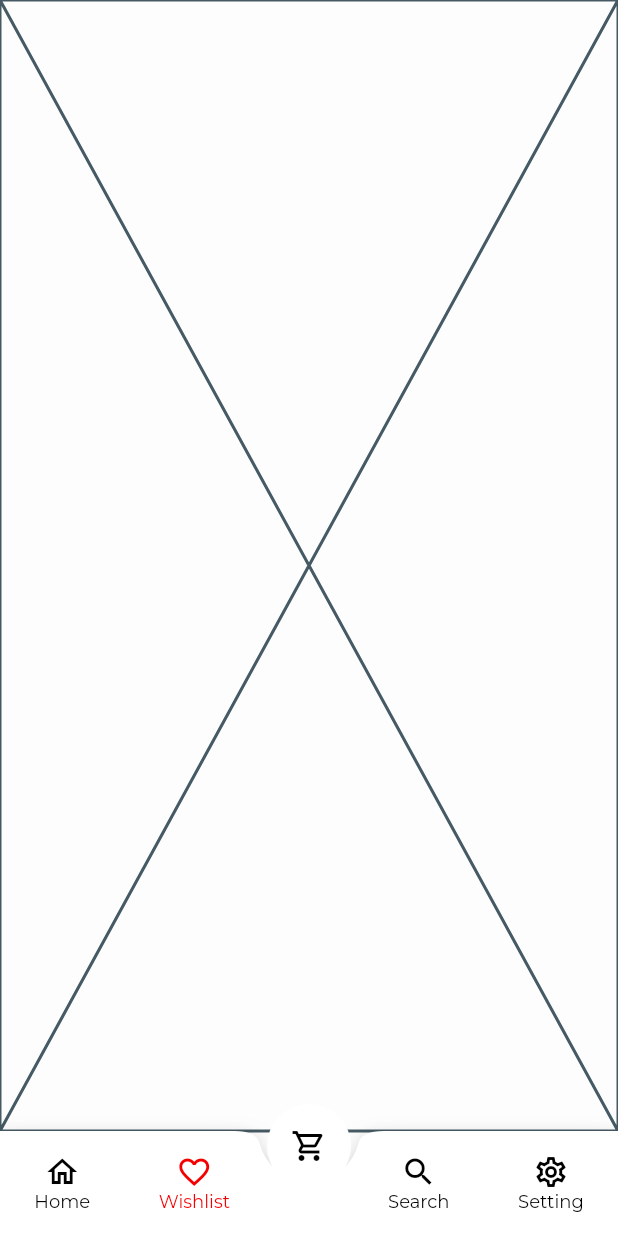
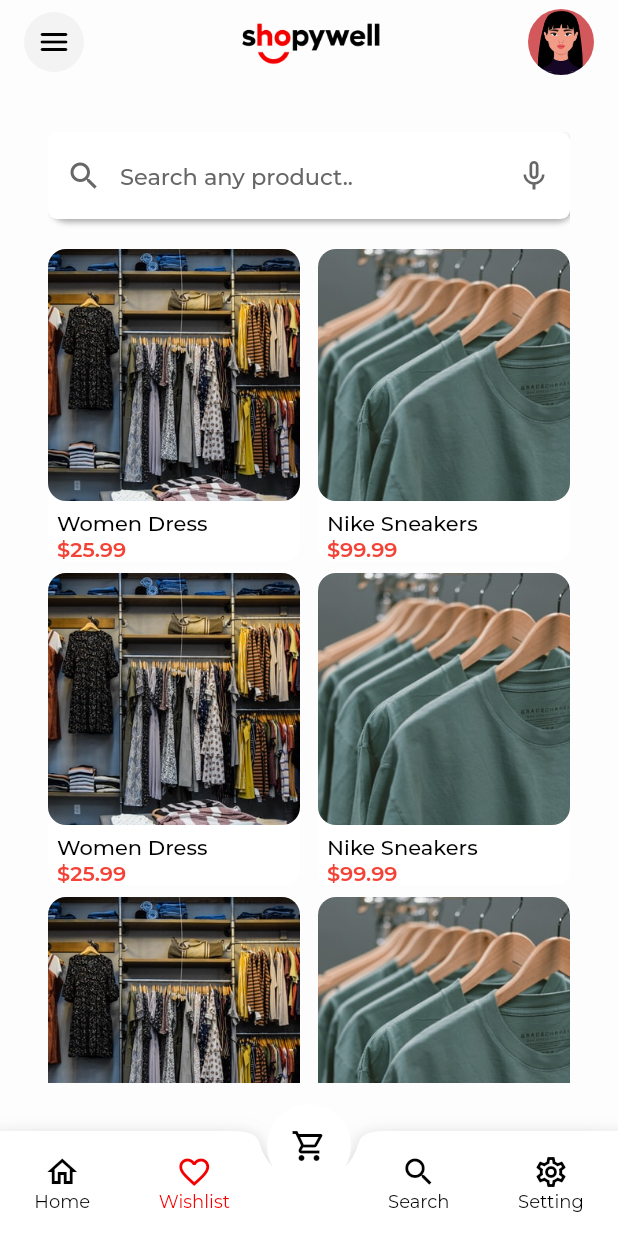
Before and after one commit to hashirkt/shopywell_ecommerce, a Flutter app: the BottomNavigationBarPage screen opened directly, item 2 of the bottom bar chosen, on a phone screen of 412 x 824 dp. Run offline on Flutter 3.47's test engine with Material 3 defaults, Android fonts, the phone set to English and light mode, and no system bars; our stand-ins replace flutter_screenutil, google_fonts.

Commit message:
wishlist screen

```diff
--- a/lib/presentation/home/widgets/home_content_widget.dart
+++ b/lib/presentation/home/widgets/home_content_widget.dart
@@ -1,5 +1,6 @@
 import 'package:flutter/material.dart';
 import 'package:shopywell/presentation/home/widgets/banner_widget.dart';
+import 'package:shopywell/presentation/widgets/product_card_widget.dart';
 import 'package:shopywell/utils/image_res.dart';
 import 'package:shopywell/utils/theme.dart';
 
@@ -105,17 +106,17 @@ class HomePageContent extends StatelessWidget {
           Row(
             children: [
               Expanded(
-                child: _productCard(
-                  "Women Dress",
-                  ImageRes.women,
+                child: ProductCardWidget(
+                  name: "Women Dress",
+                  imagePath: ImageRes.women,
                   price: "\$25.99",
                 ),
               ),
               const SizedBox(width: 12),
               Expanded(
-                child: _productCard(
-                  "Nike Sneakers",
-                  ImageRes.men,
+                child: ProductCardWidget(
+                  name: "Nike Sneakers",
+                  imagePath: ImageRes.men,
                   price: "\$99.99",
                 ),
               ),
@@ -166,7 +167,11 @@ class HomePageContent extends StatelessWidget {
               mainAxisSpacing: 12,
               childAspectRatio: 0.75,
             ),
-            itemBuilder: (_, index) => _productCard("New Item", ImageRes.kids),
+            itemBuilder:
+                (_, index) => ProductCardWidget(
+                  name: "New Item",
+                  imagePath: ImageRes.kids,
+                ),
           ),
 
           const SizedBox(height: 20),
@@ -200,33 +205,33 @@ class HomePageContent extends StatelessWidget {
     );
   }
 
-  Widget _productCard(
-    String name,
-    String imagePath, {
-    String price = "\$49.99",
-  }) {
-    return Container(
-      decoration: BoxDecoration(
-        color: AppTheme.white,
-        borderRadius: BorderRadius.circular(10),
-      ),
-      child: Column(
-        crossAxisAlignment: CrossAxisAlignment.start,
-        children: [
-          AspectRatio(
-            aspectRatio: 1,
-            child: ClipRRect(
-              borderRadius: BorderRadius.circular(12),
-              child: Image.asset(imagePath, fit: BoxFit.cover),
-            ),
-          ),
-          const SizedBox(height: 6),
-          Text(name, style: const TextStyle(fontWeight: FontWeight.w500)),
-          Text(price, style: const TextStyle(color: Colors.red)),
-        ],
-      ),
-    );
-  }
+  // Widget _productCard(
+  //   String name,
+  //   String imagePath, {
+  //   String price = "\$49.99",
+  // }) {
+  //   return Container(
+  //     decoration: BoxDecoration(
+  //       color: AppTheme.white,
+  //       borderRadius: BorderRadius.circular(10),
+  //     ),
+  //     child: Column(
+  //       crossAxisAlignment: CrossAxisAlignment.start,
+  //       children: [
+  //         AspectRatio(
+  //           aspectRatio: 1,
+  //           child: ClipRRect(
+  //             borderRadius: BorderRadius.circular(12),
+  //             child: Image.asset(imagePath, fit: BoxFit.cover),
+  //           ),
+  //         ),
+  //         const SizedBox(height: 6),
+  //         Text(name, style: const TextStyle(fontWeight: FontWeight.w500)),
+  //         Text(price, style: const TextStyle(color: Colors.red)),
+  //       ],
+  //     ),
+  //   );
+  // }
 
   Widget _specialOfferCard() {
     return Container(
--- a/lib/presentation/widgets/bottom_navigation_bar_page.dart
+++ b/lib/presentation/widgets/bottom_navigation_bar_page.dart
@@ -1,5 +1,6 @@
 import 'package:flutter/material.dart';
 import 'package:shopywell/presentation/home/home_screen.dart';
+import 'package:shopywell/presentation/wishlist_screen/wishlist_screen.dart';
 import 'package:shopywell/utils/theme.dart';
 
 class BottomNavigationBarPage extends StatefulWidget {
@@ -15,10 +16,10 @@ class _BottomNavigationBarPageState extends State<BottomNavigationBarPage> {
 
   final List<Widget> _pages = const [
     HomeScreen(), // Home
-    Placeholder(), // Wishlist
-    Placeholder(), // Cart
-    Placeholder(), // Search
-    Placeholder(), // Setting
+    WishlistScreen(), // Wishlist
+    Center(child: Text("Cart Screen")), // Cart
+    Center(child: Text("Search Screen")), // Search
+    Center(child: Text("Settings Screen")), // Setting
   ];
 
   void _onTabTapped(int index) {
@@ -30,10 +31,10 @@ class _BottomNavigationBarPageState extends State<BottomNavigationBarPage> {
   @override
   Widget build(BuildContext context) {
     return MediaQuery.removeViewInsets(
-       removeBottom: true,
-    context: context,
+      removeBottom: true,
+      context: context,
       child: Scaffold(
-         resizeToAvoidBottomInset: false,
+        resizeToAvoidBottomInset: false,
         body: _pages[_currentIndex],
         bottomNavigationBar: BottomAppBar(
           shape: const CircularNotchedRectangle(),
@@ -43,7 +44,11 @@ class _BottomNavigationBarPageState extends State<BottomNavigationBarPage> {
             child: Row(
               mainAxisAlignment: MainAxisAlignment.spaceAround,
               children: <Widget>[
-                _buildNavItem(icon: Icons.home_outlined, label: 'Home', index: 0),
+                _buildNavItem(
+                  icon: Icons.home_outlined,
+                  label: 'Home',
+                  index: 0,
+                ),
                 _buildNavItem(
                   icon: Icons.favorite_border,
                   label: 'Wishlist',
@@ -62,7 +67,7 @@ class _BottomNavigationBarPageState extends State<BottomNavigationBarPage> {
         ),
         floatingActionButtonLocation: FloatingActionButtonLocation.centerDocked,
         floatingActionButton: Transform.translate(
-           offset: const Offset(0, 10),
+          offset: const Offset(0, 10),
           child: FloatingActionButton(
             backgroundColor: AppTheme.white,
             elevation: 0,
--- /dev/null
+++ b/lib/presentation/widgets/product_card_widget.dart
@@ -0,0 +1,48 @@
+import 'package:flutter/material.dart';
+import 'package:shopywell/utils/theme.dart';
+
+class ProductCardWidget extends StatelessWidget {
+  final String name;
+  final String imagePath;
+  final String price;
+
+  const ProductCardWidget({
+    super.key,
+    required this.name,
+    required this.imagePath,
+    this.price = "\$49.99",
+  });
+
+  @override
+  Widget build(BuildContext context) {
+    return Container(
+      decoration: BoxDecoration(
+        color: AppTheme.white,
+        borderRadius: BorderRadius.circular(10),
+      ),
+      child: Column(
+        crossAxisAlignment: CrossAxisAlignment.start,
+        children: [
+          AspectRatio(
+            aspectRatio: 1,
+            child: ClipRRect(
+              borderRadius: BorderRadius.circular(12),
+              child: Image.asset(imagePath, fit: BoxFit.cover),
+            ),
+          ),
+          const SizedBox(height: 6),
+          Padding(
+            padding: const EdgeInsets.symmetric(horizontal: 6),
+            child: Column(
+              crossAxisAlignment: CrossAxisAlignment.start,
+              children: [
+                Text(name, style: const TextStyle(fontWeight: FontWeight.w500)),
+                Text(price, style: const TextStyle(color: Colors.red)),
+              ],
+            ),
+          ),
+        ],
+      ),
+    );
+  }
+}
--- /dev/null
+++ b/lib/presentation/wishlist_screen/wishlist_screen.dart
@@ -0,0 +1,92 @@
+import 'package:flutter/material.dart';
+import 'package:shopywell/presentation/widgets/home_appbar_widget.dart';
+import 'package:shopywell/presentation/widgets/product_card_widget.dart';
+import 'package:shopywell/presentation/widgets/search_textfield_widget.dart';
+import 'package:shopywell/utils/image_res.dart';
+import 'package:shopywell/utils/theme.dart';
+
+class WishlistScreen extends StatelessWidget {
+  const WishlistScreen({super.key});
+
+  @override
+  Widget build(BuildContext context) {
+    return Scaffold(
+      backgroundColor: AppTheme.scaffoldBgColor,
+      appBar: HomeAppbarWidget(),
+      body: Container(
+        width: MediaQuery.of(context).size.width,
+        padding: EdgeInsets.all(32),
+        child: Expanded(
+          child: SingleChildScrollView(
+            child: Column(
+              children: [
+                SearchTextFieldWidget(),
+                SizedBox(height: 20),
+                Row(
+                  children: [
+                    Expanded(
+                      child: ProductCardWidget(
+                        name: "Women Dress",
+                        imagePath: ImageRes.women,
+                        price: "\$25.99",
+                      ),
+                    ),
+                    const SizedBox(width: 12),
+                    Expanded(
+                      child: ProductCardWidget(
+                        name: "Nike Sneakers",
+                        imagePath: ImageRes.men,
+                        price: "\$99.99",
+                      ),
+                    ),
+                  ],
+                ),
+                SizedBox(height: 8),
+                Row(
+                  children: [
+                    Expanded(
+                      child: ProductCardWidget(
+                        name: "Women Dress",
+                        imagePath: ImageRes.women,
+                        price: "\$25.99",
+                      ),
+                    ),
+                    const SizedBox(width: 12),
+                    Expanded(
+                      child: ProductCardWidget(
+                        name: "Nike Sneakers",
+                        imagePath: ImageRes.men,
+                        price: "\$99.99",
+                      ),
+                    ),
+                  ],
+                ),
+                SizedBox(height: 8),
+                Row(
+                  children: [
+                    Expanded(
+                      child: ProductCardWidget(
+                        name: "Women Dress",
+                        imagePath: ImageRes.women,
+                        price: "\$25.99",
+                      ),
+                    ),
+                    const SizedBox(width: 12),
+                    Expanded(
+                      child: ProductCardWidget(
+                        name: "Nike Sneakers",
+                        imagePath: ImageRes.men,
+                        price: "\$99.99",
+                      ),
+                    ),
+                  ],
+                ),
+                SizedBox(height: 8),
+              ],
+            ),
+          ),
+        ),
+      ),
+    );
+  }
+}
```
